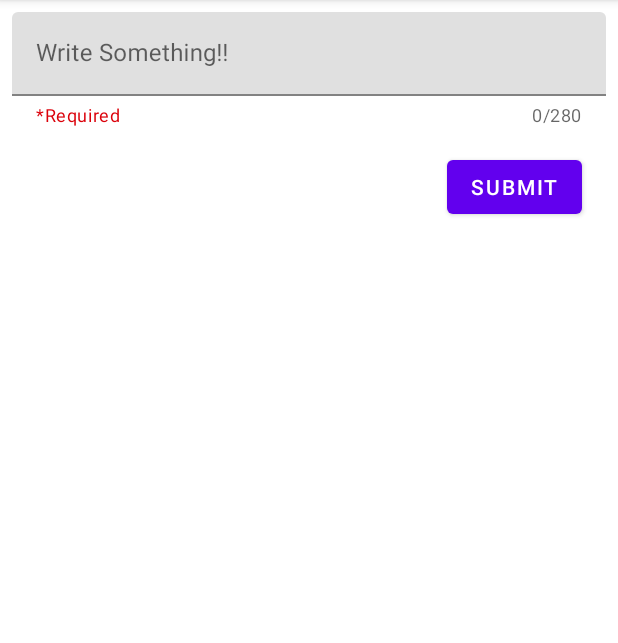
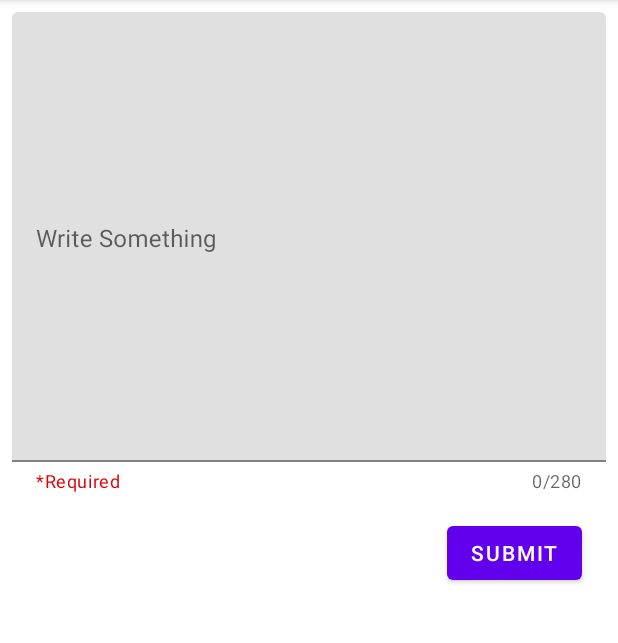
Before and after one commit to RishikeshWadkar/Allies, an Android app: the AddPostFragment screen opened through its navigation route, on a phone screen of 412 x 824 dp, the part 84-727 px from its top. Run offline under Robolectric (Android 15) with nearby library versions, the phone set to English and light mode, and no system bars; our stand-ins replace Firebase (no records; nobody signed in at launch, a user with empty details on screens opened directly), navigation-ui; Roboto replaces fonts that are not available here.

Commit message:
all the things are done from anuj's series

```diff
--- a/app/src/main/java/com/rishikeshwadkar/socialapp/PostsFragment.kt
+++ b/app/src/main/java/com/rishikeshwadkar/socialapp/PostsFragment.kt
@@ -9,13 +9,15 @@ import androidx.navigation.Navigation
 import androidx.recyclerview.widget.DividerItemDecoration
 import androidx.recyclerview.widget.LinearLayoutManager
 import com.firebase.ui.firestore.FirestoreRecyclerOptions
+import com.google.firebase.auth.ktx.auth
 import com.google.firebase.firestore.FirebaseFirestore
 import com.google.firebase.firestore.Query
+import com.google.firebase.ktx.Firebase
 import com.rishikeshwadkar.socialapp.dao.PostDao
 import com.rishikeshwadkar.socialapp.models.Post
 import kotlinx.android.synthetic.main.fragment_posts.*
 
-class PostsFragment : Fragment() {
+class PostsFragment : Fragment(), PostAdapter.IPostAdapter {
 
     private lateinit var adapter: PostAdapter
     private lateinit var postDao: PostDao
@@ -47,7 +49,7 @@ class PostsFragment : Fragment() {
         val postCollection = postDao.postCollection
         val query = postCollection.orderBy("currentTime", Query.Direction.DESCENDING)
         val recyclerViewOptions = FirestoreRecyclerOptions.Builder<Post>().setQuery(query, Post::class.java).build()
-        adapter = PostAdapter(recyclerViewOptions)
+        adapter = PostAdapter(recyclerViewOptions,this)
 
         postRecyclerView.adapter = adapter
         postRecyclerView.layoutManager = LinearLayoutManager(context)
@@ -66,4 +68,8 @@ class PostsFragment : Fragment() {
         super.onStop()
         adapter.stopListening()
     }
+
+    override fun likeButtonListener(postID: String) {
+        postDao.updateLike(postID)
+    }
 }
--- a/app/src/main/java/com/rishikeshwadkar/socialapp/models/User.kt
+++ b/app/src/main/java/com/rishikeshwadkar/socialapp/models/User.kt
@@ -2,6 +2,6 @@ package com.rishikeshwadkar.socialapp.models
 
 data class User(
         val uid : String = "",
-        val userDisplayName : String = "",
+        var userDisplayName : String = "",
         val userImage : String = ""
 )
--- a/app/src/main/res/layout/fragment_add_post.xml
+++ b/app/src/main/res/layout/fragment_add_post.xml
@@ -15,7 +15,7 @@
         android:layout_marginTop="8dp"
         android:layout_marginEnd="8dp"
         android:layout_marginRight="8dp"
-        android:hint="Write Something!!"
+        android:hint="Write Something"
         app:counterEnabled="true"
         app:counterMaxLength="280"
         app:helperText="*Required"
@@ -28,9 +28,12 @@
         <com.google.android.material.textfield.TextInputEditText
             android:id="@+id/addPostTextInputText"
             android:layout_width="match_parent"
-            android:layout_height="wrap_content"
+            android:layout_height="300dp"
+            android:gravity="top"
+            android:inputType="text"
             android:maxLength="280"
-            android:inputType="text" />
+            android:singleLine="false"
+            android:maxLines="5"/>
     </com.google.android.material.textfield.TextInputLayout>
 
     <Button
```
Also changed, not shown: app/src/main/java/com/rishikeshwadkar/socialapp/PostAdapter.kt (+21 -3 lines), app/src/main/java/com/rishikeshwadkar/socialapp/dao/PostDao.kt (+22 -0 lines).
